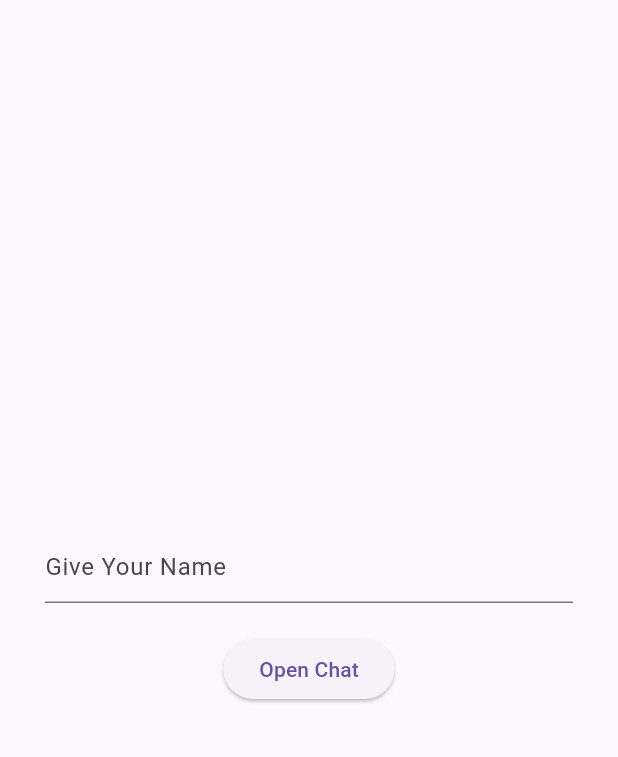
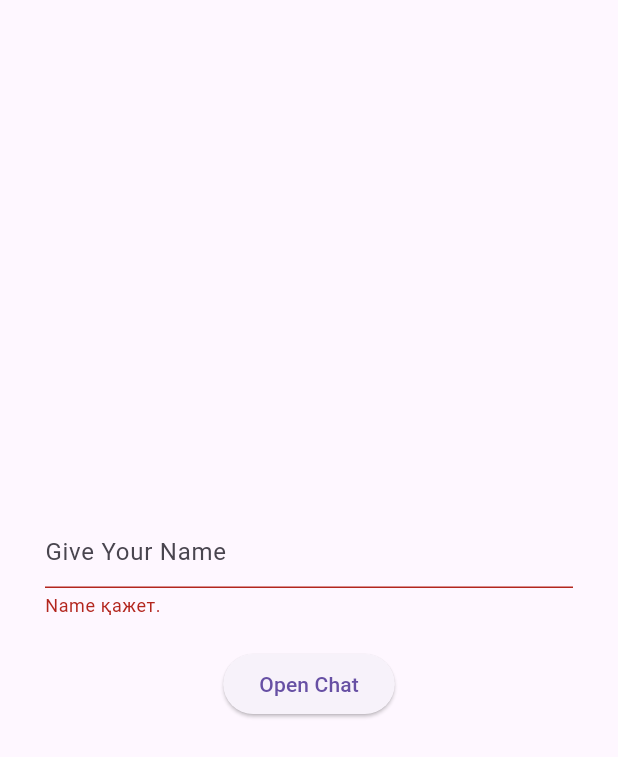
Before and after one commit to krmeiirbek/mozz_chat, a Flutter app: the screen it shows after launch, after a tap on "Open Chat", on a phone screen of 412 x 824 dp. Shown: the top 757 px of the screen. Run offline on Flutter 3.47's test engine with Material 3 defaults, Android fonts, the light colour scheme and no system bars; our stand-ins replace cloud_firestore, firebase_core, flutter_svg, get, get_storage; accounts and stored records are empty.

Commit message:
Login to chat

```diff
--- a/lib/common/widgets/appbar/appbar_search.dart
+++ b/lib/common/widgets/appbar/appbar_search.dart
@@ -1,5 +1,6 @@
 import 'package:flutter/material.dart';
 import 'package:mozz_chat/common/widgets/custom_shapes/containers/search_container.dart';
+import 'package:mozz_chat/features/chat/controllers/home_controller.dart';
 
 class AppBarWithSearch extends StatelessWidget implements PreferredSizeWidget {
   const AppBarWithSearch({
@@ -20,9 +21,15 @@ class AppBarWithSearch extends StatelessWidget implements PreferredSizeWidget {
         mainAxisSize: MainAxisSize.min,
         crossAxisAlignment: CrossAxisAlignment.start,
         children: [
-          Text(
-            title,
-            style: const TextStyle(fontSize: 32, fontWeight: FontWeight.w600, color: Color(0xff2B333E)),
+          Row(
+            mainAxisAlignment: MainAxisAlignment.spaceBetween,
+            children: [
+              Text(
+                title,
+                style: const TextStyle(fontSize: 32, fontWeight: FontWeight.w600, color: Color(0xff2B333E)),
+              ),
+              IconButton(onPressed: () => HomeController.instance.logout(), icon: const Icon(Icons.logout, color: Colors.red)),
+            ],
           ),
           const SizedBox(height: 6),
           const TSearchContainer(text: 'Поиск')
--- a/lib/data/repositories/login/login_repository.dart
+++ b/lib/data/repositories/login/login_repository.dart
@@ -1,10 +1,41 @@
 import 'package:cloud_firestore/cloud_firestore.dart';
 import 'package:get/get.dart';
+import 'package:get_storage/get_storage.dart';
+import 'package:mozz_chat/features/chat/screens/home/home.dart';
+import 'package:mozz_chat/features/welcome/screens/login/login.dart';
 
 class LoginRepository extends GetxController {
   static LoginRepository get instance => Get.find();
 
   final _db = FirebaseFirestore.instance;
+  final storage = GetStorage();
+  final currentUser = ''.obs;
 
+  @override
+  void onReady() {
+    screenRedirect();
+    super.onReady();
+  }
 
+  void screenRedirect() async {
+    final uid = storage.read<String>('uid');
+    if (uid == null) {
+      Get.offAll(() => const LoginScreen());
+    } else {
+      currentUser.value = uid;
+      Get.offAll(() => const HomeScreen());
+    }
+  }
+
+  Future<String> login(String userName) async {
+    try {
+      var user = _db.collection('Users').doc(userName);
+      await user.set({'name': userName});
+      storage.write('uid', user.id);
+      currentUser.value = user.id;
+      return user.id;
+    } catch (e) {
+      throw e.toString();
+    }
+  }
 }
--- /dev/null
+++ b/lib/features/chat/controllers/home_controller.dart
@@ -0,0 +1,14 @@
+import 'package:get/get.dart';
+import 'package:get_storage/get_storage.dart';
+import 'package:mozz_chat/features/welcome/screens/login/login.dart';
+
+class HomeController extends GetxController {
+  static HomeController get instance => Get.find();
+
+
+  void logout() {
+    GetStorage().remove('uid');
+    Get.offAll(() => const LoginScreen());
+  }
+
+}
--- a/lib/features/chat/screens/home/home.dart
+++ b/lib/features/chat/screens/home/home.dart
@@ -1,5 +1,7 @@
 import 'package:flutter/material.dart';
+import 'package:get/get.dart';
 import 'package:mozz_chat/common/widgets/appbar/appbar_search.dart';
+import 'package:mozz_chat/features/chat/controllers/home_controller.dart';
 import 'package:mozz_chat/utils/constants/sizes.dart';
 
 class HomeScreen extends StatelessWidget {
@@ -7,6 +9,7 @@ class HomeScreen extends StatelessWidget {
 
   @override
   Widget build(BuildContext context) {
+    Get.put(HomeController());
     return Scaffold(
       appBar: const AppBarWithSearch(title: 'Чаты'),
       body: Container(
--- a/lib/features/welcome/controllers/login_controller.dart
+++ b/lib/features/welcome/controllers/login_controller.dart
@@ -1,11 +1,24 @@
 import 'package:flutter/cupertino.dart';
 import 'package:get/get.dart';
+import 'package:mozz_chat/data/repositories/login/login_repository.dart';
 
 class LoginController extends GetxController {
   static LoginController get instance => Get.find();
+  final loginRepo = Get.put(LoginRepository());
   final nameController = TextEditingController();
+  final loginFormKey = GlobalKey<FormState>();
 
-
+  Future<void> login() async {
+    try {
+      if (!loginFormKey.currentState!.validate()) {
+        return;
+      }
+      await loginRepo.login(nameController.text.trim());
+      loginRepo.screenRedirect();
+    } catch (e) {
+      return;
+    }
+  }
 
   @override
   void dispose() {
--- a/lib/features/welcome/screens/login/login.dart
+++ b/lib/features/welcome/screens/login/login.dart
@@ -1,6 +1,7 @@
 import 'package:flutter/material.dart';
 import 'package:get/get.dart';
 import 'package:mozz_chat/features/welcome/controllers/login_controller.dart';
+import 'package:mozz_chat/utils/validators/validation.dart';
 
 class LoginScreen extends StatelessWidget {
   const LoginScreen({super.key});
@@ -12,26 +13,28 @@ class LoginScreen extends StatelessWidget {
       body: Center(
         child: Padding(
           padding: const EdgeInsets.symmetric(horizontal: 30),
+          child: Form(
+            key: controller.loginFormKey,
             child: Column(
               mainAxisSize: MainAxisSize.min,
               mainAxisAlignment: MainAxisAlignment.center,
               crossAxisAlignment: CrossAxisAlignment.center,
               children: [
-              TextField(
+                TextFormField(
                   controller: controller.nameController,
-                decoration: const InputDecoration(
-                  hintText: 'Give Your Name'
-                ),
+                  validator: (value) => TValidator.validateEmptyText('Name', value),
+                  decoration: const InputDecoration(hintText: 'Give Your Name'),
                 ),
                 const SizedBox(height: 20),
                 ElevatedButton(
-                onPressed: () {},
+                  onPressed: () => controller.login(),
                   child: const Text('Open Chat'),
                 ),
               ],
             ),
           ),
         ),
+      ),
     );
   }
 }
--- a/lib/main.dart
+++ b/lib/main.dart
@@ -1,13 +1,21 @@
+import 'package:firebase_core/firebase_core.dart';
 import 'package:flutter/material.dart';
 import 'package:flutter/services.dart';
-import 'package:mozz_chat/features/welcome/screens/login/login.dart';
+import 'package:get/get.dart';
+import 'package:get_storage/get_storage.dart';
+import 'package:mozz_chat/data/repositories/login/login_repository.dart';
+import 'package:mozz_chat/routes/app_routes.dart';
 
-void main() {
+import 'firebase_options.dart';
+
+void main() async {
+  WidgetsFlutterBinding.ensureInitialized();
+  await GetStorage.init();
+  await Firebase.initializeApp(
+    options: DefaultFirebaseOptions.currentPlatform,
+  ).then((value) => Get.put(LoginRepository()));
   SystemChrome.setSystemUIOverlayStyle(
-    const SystemUiOverlayStyle(
-      statusBarColor: Color(0xff2B333E),
-      systemNavigationBarColor: Color(0xff2B333E),
-    ),
+    const SystemUiOverlayStyle(statusBarColor: Color(0xff2B333E), systemNavigationBarColor: Color(0xff2B333E)),
   );
   runApp(const MyApp());
 }
@@ -17,12 +25,13 @@ class MyApp extends StatelessWidget {
 
   @override
   Widget build(BuildContext context) {
-    return MaterialApp(
+    return GetMaterialApp(
       debugShowCheckedModeBanner: false,
       theme: ThemeData(
         useMaterial3: true,
       ),
-      home: const LoginScreen(),
+      getPages: AppRoutes.pages,
+      home: const Scaffold(body: Center(child: CircularProgressIndicator())),
     );
   }
 }
--- /dev/null
+++ b/lib/routes/app_routes.dart
@@ -0,0 +1,13 @@
+import 'package:get/get.dart';
+import 'package:mozz_chat/features/chat/screens/home/home.dart';
+import 'package:mozz_chat/features/welcome/screens/login/login.dart';
+
+import 'routes.dart';
+
+class AppRoutes {
+  static final pages = [
+    GetPage(name: TRoutes.home, page: () => const HomeScreen()),
+    GetPage(name: TRoutes.login, page: () => const LoginScreen()),
+    // GetPage(name: TRoutes.chat, page: () => const Chat()),
+  ];
+}
--- /dev/null
+++ b/lib/routes/routes.dart
@@ -0,0 +1,5 @@
+class TRoutes {
+  static const home = '/';
+  static const chat = '/chat';
+  static const login = '/login';
+}
--- /dev/null
+++ b/lib/utils/validators/validation.dart
@@ -0,0 +1,8 @@
+class TValidator {
+  static String? validateEmptyText(String? fieldName, String? value) {
+    if (value == null || value.isEmpty) {
+      return '$fieldName қажет.';
+    }
+    return null;
+  }
+}
```
Also changed, not shown: 4 other files. Lines whose indentation alone changed are shown as unchanged.
